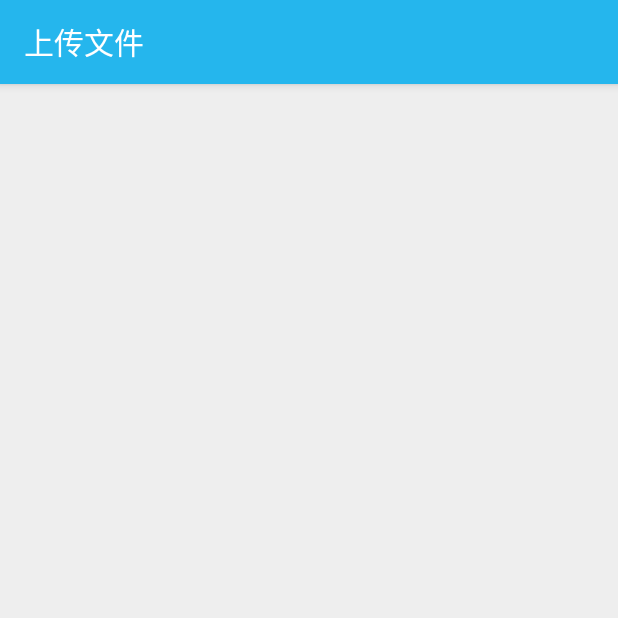
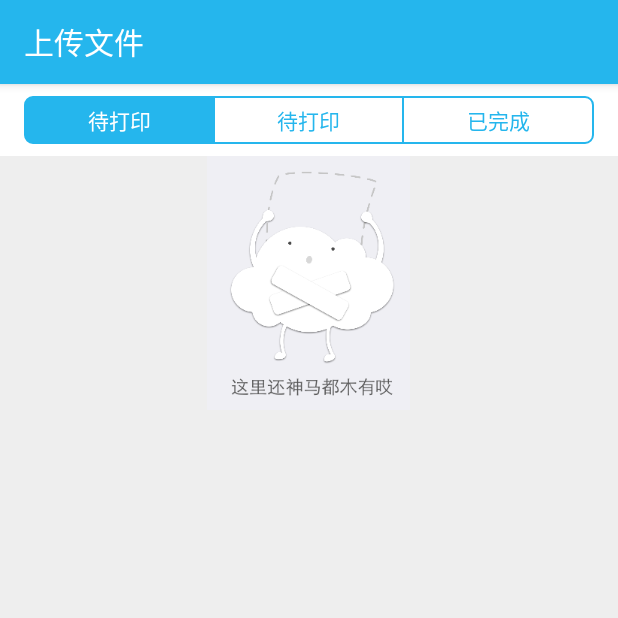
Before and after one commit to guobin1112/Yun_Android, an Android app: the FileUploadActivity screen opened directly, with no data from a screen before it, on a phone screen of 412 x 824 dp, the top half of it. Run offline under Robolectric (Android 15) with nearby library versions, the phone set to English and light mode, and no system bars.

Commit message:
upload file activity layout finish

```diff
--- a/app/src/main/java/com/yuncool/yun_android/Activity/PrintActivity.java
+++ b/app/src/main/java/com/yuncool/yun_android/Activity/PrintActivity.java
@@ -62,8 +62,8 @@ public class PrintActivity extends BaseActivity implements View.OnClickListener
                 break;
             case R.id.ib_up_load_files:
 
-                //TODO
-                Toast.makeText(PrintActivity.this, "正在开发中", Toast.LENGTH_SHORT).show();
+                intent = new Intent(PrintActivity.this, FileUploadActivity.class);
+                startActivity(intent);
 
                 break;
         }
--- /dev/null
+++ b/app/src/main/java/com/yuncool/yun_android/view/CustomerTabView.java
@@ -0,0 +1,107 @@
+package com.yuncool.yun_android.view;
+
+import android.content.Context;
+import android.content.res.TypedArray;
+import android.util.AttributeSet;
+import android.view.LayoutInflater;
+import android.widget.LinearLayout;
+import android.widget.RadioButton;
+import android.widget.RadioGroup;
+
+import com.yuncool.yun_android.R;
+
+/**
+ * Created by Black on 2016/2/16.
+ */
+public class CustomerTabView extends LinearLayout {
+
+    private RadioGroup rg_customer_tab;
+    private RadioButton rb_left, rb_middle, rb_right;
+
+    private String leftText, middleText, rightText;
+
+    private OnTabChangedListener onTabChangedListener;
+
+
+    public CustomerTabView(Context context) {
+        this(context, null);
+    }
+
+    public CustomerTabView(Context context, AttributeSet attrs) {
+        this(context, attrs, 0);
+    }
+
+    public CustomerTabView(Context context, AttributeSet attrs, int defStyleAttr) {
+        super(context, attrs, defStyleAttr);
+
+        TypedArray typedArray = context.obtainStyledAttributes(attrs, R.styleable.CustomerTabView);
+
+        leftText = typedArray.getString(R.styleable.CustomerTabView_leftText);
+        middleText = typedArray.getString(R.styleable.CustomerTabView_middleText);
+        rightText = typedArray.getString(R.styleable.CustomerTabView_rightText);
+
+        typedArray.recycle();
+
+        if (leftText == null) {
+            leftText = "leftText";
+        }
+        if (middleText == null) {
+            middleText = "middleText";
+        }
+        if (rightText == null) {
+            rightText = "rightText";
+        }
+
+        LayoutInflater.from(context).inflate(R.layout.view_customer_tab, this, true);
+
+        rg_customer_tab = (RadioGroup) findViewById(R.id.rg_customer_tab);
+        rb_left = (RadioButton) findViewById(R.id.rb_left);
+        rb_middle = (RadioButton) findViewById(R.id.rb_middle);
+        rb_right = (RadioButton) findViewById(R.id.rb_right);
+
+        rb_left.setText(leftText);
+        rb_middle.setText(middleText);
+        rb_right.setText(rightText);
+
+        rb_left.setChecked(true);
+
+        rg_customer_tab.setOnCheckedChangeListener(new RadioGroup.OnCheckedChangeListener() {
+            @Override
+            public void onCheckedChanged(RadioGroup radioGroup, int i) {
+                if (onTabChangedListener != null) {
+                    switch (i) {
+                        case R.id.rb_left:
+
+                            onTabChangedListener.checkLeft();
+
+                            break;
+                        case R.id.rb_middle:
+
+                            onTabChangedListener.checkMiddle();
+
+                            break;
+                        case R.id.rb_right:
+
+                            onTabChangedListener.checkRight();
+
+                            break;
+                    }
+                }
+            }
+        });
+
+    }
+
+    public void setOnTabChangedListener(OnTabChangedListener onTabChangedListener) {
+        this.onTabChangedListener = onTabChangedListener;
+    }
+
+    public interface OnTabChangedListener {
+        void checkLeft();
+
+        void checkMiddle();
+
+        void checkRight();
+    }
+
+}
--- /dev/null
+++ b/app/src/main/res/drawable/selector_customer_tab_left_background.xml
@@ -0,0 +1,19 @@
+<?xml version="1.0" encoding="utf-8"?>
+<selector xmlns:android="http://schemas.android.com/apk/res/android">
+
+    <item android:state_checked="true">
+        <shape android:shape="rectangle">
+            <corners android:bottomLeftRadius="@dimen/view_corner_radius" android:topLeftRadius="@dimen/view_corner_radius" />
+            <solid android:color="@color/colorPrimary" />
+            <stroke android:width="@dimen/view_min_dimen" android:color="@color/colorPrimary" />
+        </shape>
+    </item>
+
+    <item android:state_checked="false">
+        <shape android:shape="rectangle">
+            <corners android:bottomLeftRadius="@dimen/view_corner_radius" android:topLeftRadius="@dimen/view_corner_radius" />
+            <solid android:color="@android:color/white" />
+            <stroke android:width="@dimen/view_min_dimen" android:color="@color/colorPrimary" />
+        </shape>
+    </item>
+</selector>
--- /dev/null
+++ b/app/src/main/res/drawable/selector_customer_tab_middle_background.xml
@@ -0,0 +1,17 @@
+<?xml version="1.0" encoding="utf-8"?>
+<selector xmlns:android="http://schemas.android.com/apk/res/android">
+
+    <item android:state_checked="true">
+        <shape android:shape="rectangle">
+            <solid android:color="@color/colorPrimary" />
+            <stroke android:width="@dimen/view_min_dimen" android:color="@color/colorPrimary" />
+        </shape>
+    </item>
+
+    <item android:state_checked="false">
+        <shape android:shape="rectangle">
+            <solid android:color="@android:color/white" />
+            <stroke android:width="@dimen/view_min_dimen" android:color="@color/colorPrimary" />
+        </shape>
+    </item>
+</selector>
--- /dev/null
+++ b/app/src/main/res/drawable/selector_customer_tab_right_background.xml
@@ -0,0 +1,19 @@
+<?xml version="1.0" encoding="utf-8"?>
+<selector xmlns:android="http://schemas.android.com/apk/res/android">
+
+    <item android:state_checked="true">
+        <shape android:shape="rectangle">
+            <corners android:bottomRightRadius="@dimen/view_corner_radius" android:topRightRadius="@dimen/view_corner_radius" />
+            <solid android:color="@color/colorPrimary" />
+            <stroke android:width="@dimen/view_min_dimen" android:color="@color/colorPrimary" />
+        </shape>
+    </item>
+
+    <item android:state_checked="false">
+        <shape android:shape="rectangle">
+            <corners android:bottomRightRadius="@dimen/view_corner_radius" android:topRightRadius="@dimen/view_corner_radius" />
+            <solid android:color="@android:color/white" />
+            <stroke android:width="@dimen/view_min_dimen" android:color="@color/colorPrimary" />
+        </shape>
+    </item>
+</selector>
--- /dev/null
+++ b/app/src/main/res/drawable/selector_customer_tab_text_color.xml
@@ -0,0 +1,5 @@
+<?xml version="1.0" encoding="utf-8"?>
+<selector xmlns:android="http://schemas.android.com/apk/res/android">
+    <item android:color="@android:color/white" android:state_checked="true" />
+    <item android:color="@color/colorPrimary" android:state_checked="false" />
+</selector>
--- a/app/src/main/res/layout/activity_file_upload.xml
+++ b/app/src/main/res/layout/activity_file_upload.xml
@@ -1,12 +1,27 @@
 <?xml version="1.0" encoding="utf-8"?>
 <RelativeLayout xmlns:android="http://schemas.android.com/apk/res/android"
+    xmlns:app="http://schemas.android.com/apk/res-auto"
     xmlns:tools="http://schemas.android.com/tools"
     android:layout_width="match_parent"
     android:layout_height="match_parent"
-    android:paddingBottom="@dimen/activity_vertical_margin"
-    android:paddingLeft="@dimen/activity_horizontal_margin"
-    android:paddingRight="@dimen/activity_horizontal_margin"
-    android:paddingTop="@dimen/activity_vertical_margin"
     tools:context="com.yuncool.yun_android.Activity.FileUploadActivity">
 
+    <com.yuncool.yun_android.view.CustomerTabView
+        android:id="@+id/ctv_upload_file"
+        android:layout_width="match_parent"
+        android:layout_height="wrap_content"
+        app:leftText="@string/upload_file_waiting_print"
+        app:middleText="@string/upload_file_waiting_print"
+        app:rightText="@string/upload_file_done">
+
+    </com.yuncool.yun_android.view.CustomerTabView>
+
+
+    <ImageView
+        android:layout_width="wrap_content"
+        android:layout_height="wrap_content"
+        android:layout_below="@id/ctv_upload_file"
+        android:layout_centerInParent="true"
+        android:src="@drawable/no_file" />
+
 </RelativeLayout>
--- /dev/null
+++ b/app/src/main/res/layout/view_customer_tab.xml
@@ -0,0 +1,56 @@
+<?xml version="1.0" encoding="utf-8"?>
+<LinearLayout xmlns:android="http://schemas.android.com/apk/res/android"
+    android:layout_width="match_parent"
+    android:layout_height="@dimen/view_normal_height"
+    android:background="@android:color/white"
+    android:orientation="vertical"
+    android:paddingBottom="@dimen/view_small_space"
+    android:paddingLeft="@dimen/view_normal_space"
+    android:paddingRight="@dimen/view_normal_space"
+    android:paddingTop="@dimen/view_small_space">
+
+
+    <RadioGroup
+        android:id="@+id/rg_customer_tab"
+        android:layout_width="match_parent"
+        android:layout_height="match_parent"
+        android:orientation="horizontal">
+
+        <RadioButton
+            android:id="@+id/rb_left"
+            style="@style/DefaultTextStyle"
+            android:layout_width="0dp"
+            android:layout_height="match_parent"
+            android:layout_weight="1"
+            android:background="@drawable/selector_customer_tab_left_background"
+            android:button="@null"
+            android:gravity="center"
+            android:textColor="@drawable/selector_customer_tab_text_color" />
+
+        <RadioButton
+            android:id="@+id/rb_middle"
+            style="@style/DefaultTextStyle"
+            android:layout_width="0dp"
+            android:layout_height="match_parent"
+            android:layout_marginLeft="-1dp"
+            android:layout_weight="1"
+            android:background="@drawable/selector_customer_tab_middle_background"
+            android:button="@null"
+            android:gravity="center"
+            android:textColor="@drawable/selector_customer_tab_text_color" />
+
+        <RadioButton
+            android:id="@+id/rb_right"
+            style="@style/DefaultTextStyle"
+            android:layout_width="0dp"
+            android:layout_height="match_parent"
+            android:layout_marginLeft="-1dp"
+            android:layout_weight="1"
+            android:background="@drawable/selector_customer_tab_right_background"
+            android:button="@null"
+            android:gravity="center"
+            android:textColor="@drawable/selector_customer_tab_text_color" />
+
+    </RadioGroup>
+
+</LinearLayout>
--- /dev/null
+++ b/app/src/main/res/values/attrs.xml
@@ -0,0 +1,8 @@
+<?xml version="1.0" encoding="utf-8"?>
+<resources>
+    <declare-styleable name="CustomerTabView">
+        <attr name="leftText" format="string" />
+        <attr name="middleText" format="string" />
+        <attr name="rightText" format="string" />
+    </declare-styleable>
+</resources>
--- a/app/src/main/res/values/strings.xml
+++ b/app/src/main/res/values/strings.xml
@@ -33,4 +33,8 @@
     <string name="document_other">其他</string>
     <string name="document_category">浏览目录</string>
     <string name="document_common_soft">常见软件</string>
+
+    <string name="upload_file_waiting_print">待打印</string>
+    <string name="upload_file_uploading_speed">上传速度</string>
+    <string name="upload_file_done">已完成</string>
 </resources>
```
